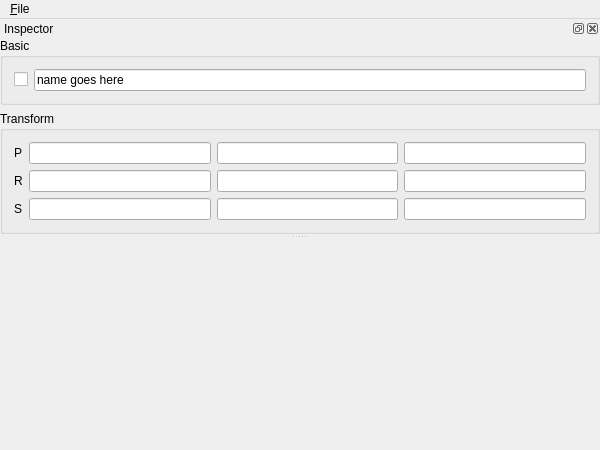
Qt form Suede/Suede/ui/suede.ui (OasisGallagher/GL) before a commit.
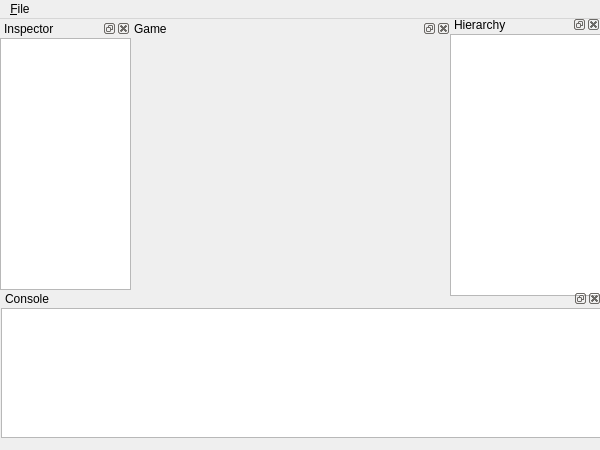
The same form after that commit. Custom widgets are drawn as their Qt base class.

Commit message: basic outline.

```diff
--- a/Suede/Suede/ui/suede.ui
+++ b/Suede/Suede/ui/suede.ui
@@ -34,10 +34,10 @@
     </property>
     <property name="geometry">
      <rect>
-      <x>30</x>
-      <y>270</y>
-      <width>80</width>
-      <height>100</height>
+      <x>130</x>
+      <y>0</y>
+      <width>321</width>
+      <height>271</height>
      </rect>
     </property>
     <property name="sizePolicy">
@@ -81,10 +81,10 @@
    <widget class="QDockWidget" name="hierarchy">
     <property name="geometry">
      <rect>
-      <x>120</x>
-      <y>270</y>
-      <width>181</width>
-      <height>111</height>
+      <x>450</x>
+      <y>-4</y>
+      <width>151</width>
+      <height>281</height>
      </rect>
     </property>
     <property name="sizePolicy">
@@ -130,18 +130,21 @@
     </widget>
    </widget>
    <widget class="QDockWidget" name="console">
+    <property name="enabled">
+     <bool>true</bool>
+    </property>
     <property name="geometry">
      <rect>
-      <x>310</x>
+      <x>1</x>
       <y>270</y>
-      <width>211</width>
-      <height>101</height>
+      <width>601</width>
+      <height>149</height>
      </rect>
     </property>
     <property name="minimumSize">
      <size>
-      <width>80</width>
-      <height>93</height>
+      <width>89</width>
+      <height>111</height>
      </size>
     </property>
     <property name="floating">
@@ -177,6 +180,57 @@
      </layout>
     </widget>
    </widget>
+   <widget class="QDockWidget" name="inspector">
+    <property name="enabled">
+     <bool>true</bool>
+    </property>
+    <property name="geometry">
+     <rect>
+      <x>0</x>
+      <y>0</y>
+      <width>131</width>
+      <height>271</height>
+     </rect>
+    </property>
+    <property name="minimumSize">
+     <size>
+      <width>89</width>
+      <height>111</height>
+     </size>
+    </property>
+    <property name="floating">
+     <bool>false</bool>
+    </property>
+    <property name="allowedAreas">
+     <set>Qt::AllDockWidgetAreas</set>
+    </property>
+    <property name="windowTitle">
+     <string>Inspector</string>
+    </property>
+    <widget class="View" name="inspectorWidget">
+     <layout class="QVBoxLayout" name="verticalLayout_4">
+      <property name="leftMargin">
+       <number>0</number>
+      </property>
+      <property name="topMargin">
+       <number>0</number>
+      </property>
+      <property name="rightMargin">
+       <number>0</number>
+      </property>
+      <property name="bottomMargin">
+       <number>0</number>
+      </property>
+      <item>
+       <widget class="QTableWidget" name="table_2">
+        <property name="editTriggers">
+         <set>QAbstractItemView::NoEditTriggers</set>
+        </property>
+       </widget>
+      </item>
+     </layout>
+    </widget>
+   </widget>
   </widget>
   <widget class="QMenuBar" name="menuBar">
    <property name="geometry">
@@ -199,203 +253,6 @@
    </widget>
    <addaction name="file"/>
   </widget>
-  <widget class="QDockWidget" name="inspector">
-   <property name="windowTitle">
-    <string>Inspector</string>
-   </property>
-   <attribute name="dockWidgetArea">
-    <number>4</number>
-   </attribute>
-   <widget class="View" name="inspectorWidget">
-    <layout class="QVBoxLayout" name="verticalLayout_5">
-     <property name="leftMargin">
-      <number>0</number>
-     </property>
-     <property name="topMargin">
-      <number>0</number>
-     </property>
-     <property name="rightMargin">
-      <number>0</number>
-     </property>
-     <property name="bottomMargin">
-      <number>0</number>
-     </property>
-     <item>
-      <widget class="QGroupBox" name="basic">
-       <property name="sizePolicy">
-        <sizepolicy hsizetype="Preferred" vsizetype="Fixed">
-         <horstretch>0</horstretch>
-         <verstretch>0</verstretch>
-        </sizepolicy>
-       </property>
-       <property name="title">
-        <string>Basic</string>
-       </property>
-       <layout class="QHBoxLayout" name="horizontalLayout">
-        <item>
-         <widget class="QCheckBox" name="checkBox">
-          <property name="text">
-           <string/>
-          </property>
-         </widget>
-        </item>
-        <item>
-         <widget class="QLineEdit" name="name">
-          <property name="text">
-           <string>name goes here</string>
-          </property>
-         </widget>
-        </item>
-       </layout>
-      </widget>
-     </item>
-     <item>
-      <widget class="QGroupBox" name="transform">
-       <property name="sizePolicy">
-        <sizepolicy hsizetype="Preferred" vsizetype="Fixed">
-         <horstretch>0</horstretch>
-         <verstretch>0</verstretch>
-        </sizepolicy>
-       </property>
-       <property name="title">
-        <string>Transform</string>
-       </property>
-       <layout class="QGridLayout" name="gridLayout_2">
-        <item row="0" column="2">
-         <widget class="QLineEdit" name="lineEdit_2">
-          <property name="sizePolicy">
-           <sizepolicy hsizetype="Preferred" vsizetype="Fixed">
-            <horstretch>0</horstretch>
-            <verstretch>0</verstretch>
-           </sizepolicy>
-          </property>
-         </widget>
-        </item>
-        <item row="1" column="0">
-         <widget class="QLabel" name="label_2">
-          <property name="sizePolicy">
-           <sizepolicy hsizetype="Fixed" vsizetype="Fixed">
-            <horstretch>0</horstretch>
-            <verstretch>0</verstretch>
-           </sizepolicy>
-          </property>
-          <property name="text">
-           <string>R</string>
-          </property>
-         </widget>
-        </item>
-        <item row="1" column="1">
-         <widget class="QLineEdit" name="lineEdit_4">
-          <property name="sizePolicy">
-           <sizepolicy hsizetype="Preferred" vsizetype="Fixed">
-            <horstretch>0</horstretch>
-            <verstretch>0</verstretch>
-           </sizepolicy>
-          </property>
-         </widget>
-        </item>
-        <item row="0" column="1">
-         <widget class="QLineEdit" name="lineEdit_1">
-          <property name="sizePolicy">
-           <sizepolicy hsizetype="Preferred" vsizetype="Fixed">
-            <horstretch>0</horstretch>
-            <verstretch>0</verstretch>
-           </sizepolicy>
-          </property>
-         </widget>
-        </item>
-        <item row="0" column="3">
-         <widget class="QLineEdit" name="lineEdit_3">
-          <property name="sizePolicy">
-           <sizepolicy hsizetype="Preferred" vsizetype="Fixed">
-            <horstretch>0</horstretch>
-            <verstretch>0</verstretch>
-           </sizepolicy>
-          </property>
-         </widget>
-        </item>
-        <item row="2" column="0">
-         <widget class="QLabel" name="label_3">
-          <property name="sizePolicy">
-           <sizepolicy hsizetype="Fixed" vsizetype="Fixed">
-            <horstretch>0</horstretch>
-            <verstretch>0</verstretch>
-           </sizepolicy>
-          </property>
-          <property name="text">
-           <string>S</string>
-          </property>
-         </widget>
-        </item>
-        <item row="1" column="2">
-         <widget class="QLineEdit" name="lineEdit_5">
-          <property name="sizePolicy">
-           <sizepolicy hsizetype="Preferred" vsizetype="Fixed">
-            <horstretch>0</horstretch>
-            <verstretch>0</verstretch>
-           </sizepolicy>
-          </property>
-         </widget>
-        </item>
-        <item row="0" column="0">
-         <widget class="QLabel" name="label_1">
-          <property name="sizePolicy">
-           <sizepolicy hsizetype="Fixed" vsizetype="Fixed">
-            <horstretch>0</horstretch>
-            <verstretch>0</verstretch>
-           </sizepolicy>
-          </property>
-          <property name="text">
-           <string>P</string>
-          </property>
-         </widget>
-        </item>
-        <item row="2" column="3">
-         <widget class="QLineEdit" name="lineEdit_9">
-          <property name="sizePolicy">
-           <sizepolicy hsizetype="Preferred" vsizetype="Fixed">
-            <horstretch>0</horstretch>
-            <verstretch>0</verstretch>
-           </sizepolicy>
-          </property>
-         </widget>
-        </item>
-        <item row="1" column="3">
-         <widget class="QLineEdit" name="lineEdit_6">
-          <property name="sizePolicy">
-           <sizepolicy hsizetype="Preferred" vsizetype="Fixed">
-            <horstretch>0</horstretch>
-            <verstretch>0</verstretch>
-           </sizepolicy>
-          </property>
-         </widget>
-        </item>
-        <item row="2" column="1">
-         <widget class="QLineEdit" name="lineEdit_7">
-          <property name="sizePolicy">
-           <sizepolicy hsizetype="Preferred" vsizetype="Fixed">
-            <horstretch>0</horstretch>
-            <verstretch>0</verstretch>
-           </sizepolicy>
-          </property>
-         </widget>
-        </item>
-        <item row="2" column="2">
-         <widget class="QLineEdit" name="lineEdit_8">
-          <property name="sizePolicy">
-           <sizepolicy hsizetype="Preferred" vsizetype="Fixed">
-            <horstretch>0</horstretch>
-            <verstretch>0</verstretch>
-           </sizepolicy>
-          </property>
-         </widget>
-        </item>
-       </layout>
-      </widget>
-     </item>
-    </layout>
-   </widget>
-  </widget>
   <action name="exit">
    <property name="text">
     <string>&amp;Exit</string>
```
Left out of the diff: 4 changed lines with no effect on the pictures. The commit also changes 43 other files.
